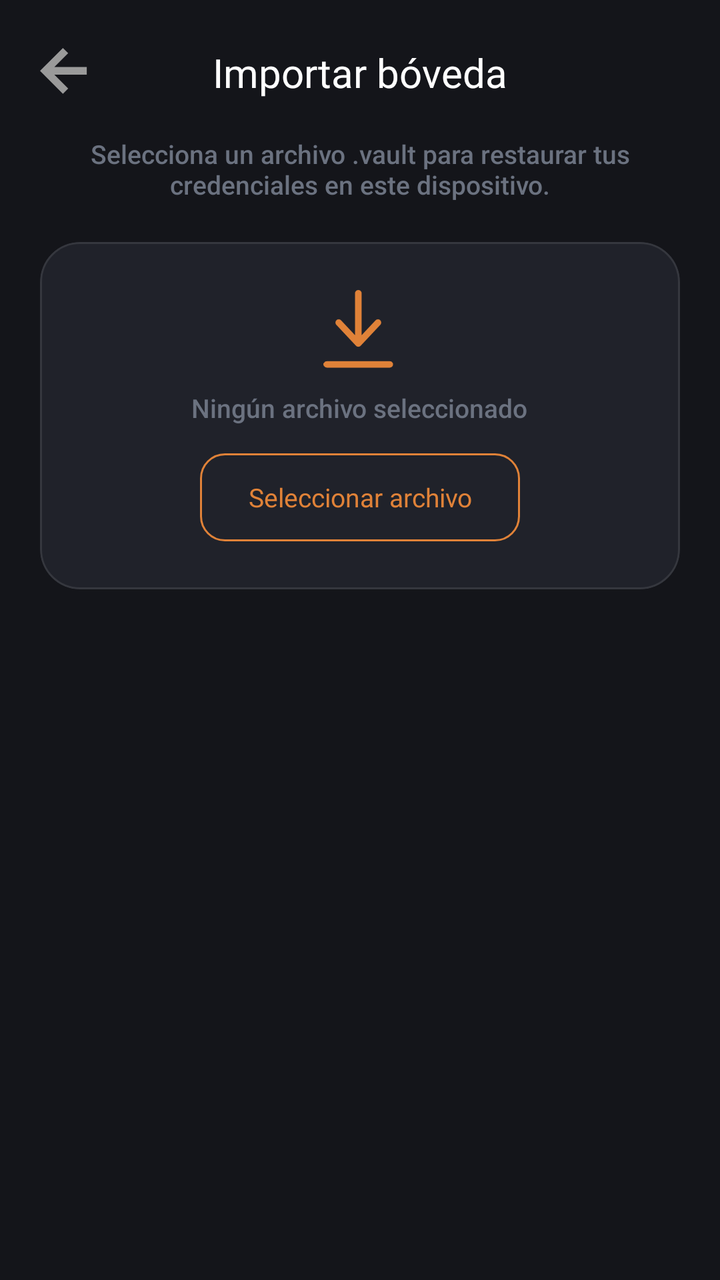
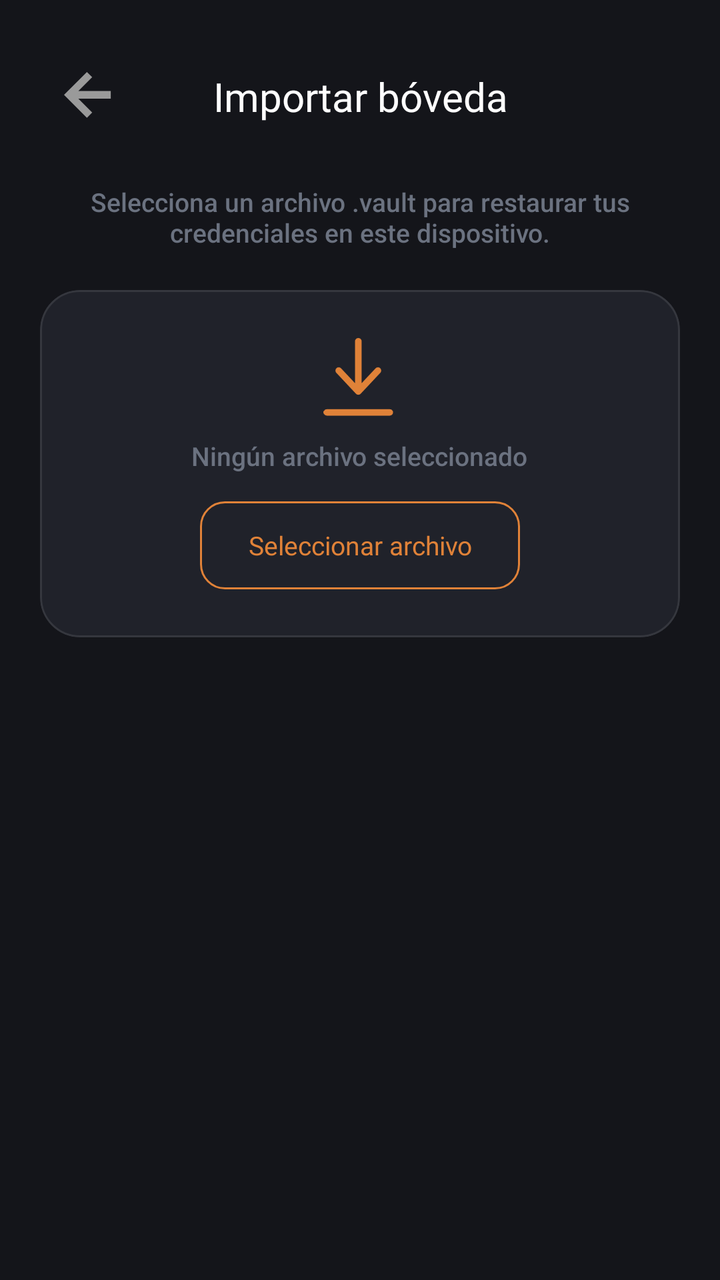

An Android layout rendered at two revisions. The XML below is the earlier revision; the diff shows what the commit changed to produce the second picture.
<!-- AndroidManifest.xml: application theme Theme.MyApplication -->
<!-- res/layout/activity_import_vault.xml -->
<?xml version="1.0" encoding="utf-8"?>
<androidx.constraintlayout.widget.ConstraintLayout xmlns:android="http://schemas.android.com/apk/res/android"
    xmlns:app="http://schemas.android.com/apk/res-auto"
    android:id="@+id/main"
    android:layout_width="match_parent"
    android:layout_height="match_parent"
    android:background="@color/bg_main">

    
    <ImageView
        android:id="@+id/btnBack"
        android:layout_width="24dp"
        android:layout_height="24dp"
        android:layout_marginStart="20dp"
        android:layout_marginTop="24dp"
        android:contentDescription="Volver"
        android:src="@drawable/flecha"
        app:layout_constraintStart_toStartOf="parent"
        app:layout_constraintTop_toTopOf="parent" />

    <TextView
        android:id="@+id/tvTitle"
        android:layout_width="wrap_content"
        android:layout_height="wrap_content"
        android:fontFamily="@font/inter_bold"
        android:text="Importar bóveda"
        android:textColor="@color/text_primary"
        android:textSize="20sp"
        app:layout_constraintBottom_toBottomOf="@id/btnBack"
        app:layout_constraintEnd_toEndOf="parent"
        app:layout_constraintStart_toStartOf="parent"
        app:layout_constraintTop_toTopOf="@id/btnBack" />

    <ScrollView
        android:layout_width="0dp"
        android:layout_height="0dp"
        android:layout_marginTop="16dp"
        android:clipToPadding="false"
        android:paddingHorizontal="20dp"
        android:paddingBottom="40dp"
        android:scrollbars="none"
        app:layout_constraintBottom_toBottomOf="parent"
        app:layout_constraintEnd_toEndOf="parent"
        app:layout_constraintStart_toStartOf="parent"
        app:layout_constraintTop_toBottomOf="@id/btnBack">

        <LinearLayout
            android:layout_width="match_parent"
            android:layout_height="wrap_content"
            android:orientation="vertical">

            
            <TextView
                android:layout_width="match_parent"
                android:layout_height="wrap_content"
                android:layout_marginTop="4dp"
                android:fontFamily="sans-serif-medium"
                android:gravity="center"
                android:text="Selecciona un archivo .vault para restaurar tus credenciales en este dispositivo."
                android:textColor="@color/text_muted"
                android:textSize="13sp" />

            
            <com.google.android.material.card.MaterialCardView
                android:id="@+id/cardFileSelector"
                android:layout_width="match_parent"
                android:layout_height="wrap_content"
                android:layout_marginTop="20dp"
                app:cardBackgroundColor="@color/bg_dark_card"
                app:cardCornerRadius="20dp"
                app:cardElevation="0dp"
                app:strokeColor="@color/border_color"
                app:strokeWidth="1dp">

                <LinearLayout
                    android:layout_width="match_parent"
                    android:layout_height="wrap_content"
                    android:gravity="center"
                    android:orientation="vertical"
                    android:padding="24dp">

                    <ImageView
                        android:layout_width="40dp"
                        android:layout_height="40dp"
                        android:contentDescription="Archivo"
                        android:src="@drawable/ic_vault_export"
                        app:tint="@color/orange_primary" />

                    <TextView
                        android:id="@+id/tvFileName"
                        android:layout_width="wrap_content"
                        android:layout_height="wrap_content"
                        android:layout_marginTop="10dp"
                        android:fontFamily="sans-serif-medium"
                        android:gravity="center"
                        android:text="Ningún archivo seleccionado"
                        android:textColor="@color/text_muted"
                        android:textSize="13sp" />

                    <TextView
                        android:id="@+id/tvFileStatus"
                        android:layout_width="wrap_content"
                        android:layout_height="wrap_content"
                        android:layout_marginTop="4dp"
                        android:fontFamily="sans-serif-medium"
                        android:textSize="11sp"
                        android:visibility="gone" />

                    <androidx.appcompat.widget.AppCompatButton
                        android:id="@+id/btnSelectFile"
                        android:layout_width="wrap_content"
                        android:layout_height="44dp"
                        android:layout_marginTop="14dp"
                        android:background="@drawable/bg_btn_outline_orange"
                        android:fontFamily="@font/inter_bold"
                        android:paddingHorizontal="24dp"
                        android:text="Seleccionar archivo"
                        android:textAllCaps="false"
                        android:textColor="@color/orange_primary"
                        android:textSize="13sp"
                        app:backgroundTint="@null" />
                </LinearLayout>
            </com.google.android.material.card.MaterialCardView>

            
            <com.google.android.material.card.MaterialCardView
                android:id="@+id/cardFileSummary"
                android:layout_width="match_parent"
                android:layout_height="wrap_content"
                android:layout_marginTop="14dp"
                android:visibility="gone"
                app:cardBackgroundColor="@color/bg_dark_card"
                app:cardCornerRadius="16dp"
                app:cardElevation="0dp"
                app:strokeColor="@color/border_color"
                app:strokeWidth="1dp">

                <LinearLayout
                    android:layout_width="match_parent"
                    android:layout_height="wrap_content"
                    android:orientation="vertical"
                    android:padding="16dp">

                    <TextView
                        android:layout_width="wrap_content"
                        android:layout_height="wrap_content"
                        android:fontFamily="@font/inter_bold"
                        android:text="Archivo validado"
                        android:textColor="@color/text_primary"
                        android:textSize="13sp" />

                    <TextView
                        android:id="@+id/tvSummaryRecords"
                        android:layout_width="match_parent"
                        android:layout_height="wrap_content"
                        android:layout_marginTop="6dp"
                        android:fontFamily="sans-serif-medium"
                        android:textColor="@color/text_muted"
                        android:textSize="12sp" />
                </LinearLayout>
            </com.google.android.material.card.MaterialCardView>

            
            <com.google.android.material.card.MaterialCardView
                android:id="@+id/cardPasswordInput"
                android:layout_width="match_parent"
                android:layout_height="wrap_content"
                android:layout_marginTop="14dp"
                android:visibility="gone"
                app:cardBackgroundColor="@color/bg_dark_card"
                app:cardCornerRadius="20dp"
                app:cardElevation="0dp"
                app:strokeColor="@color/border_color"
                app:strokeWidth="1dp">

                <LinearLayout
                    android:layout_width="match_parent"
                    android:layout_height="wrap_content"
                    android:orientation="vertical"
                    android:padding="20dp">

                    <TextView
                        android:layout_width="wrap_content"
                        android:layout_height="wrap_content"
                        android:fontFamily="@font/inter_bold"
                        android:text="Contraseña del respaldo"
                        android:textColor="@color/text_primary"
                        android:textSize="14sp" />

                    <com.google.android.material.card.MaterialCardView
                        android:layout_width="match_parent"
                        android:layout_height="52dp"
                        android:layout_marginTop="12dp"
                        app:cardBackgroundColor="@color/bg_main"
                        app:cardCornerRadius="14dp"
                        app:cardElevation="0dp"
                        app:strokeColor="@color/border_color"
                        app:strokeWidth="1dp">

                        <LinearLayout
                            android:layout_width="match_parent"
                            android:layout_height="match_parent"
                            android:gravity="center_vertical"
                            android:orientation="horizontal"
                            android:paddingStart="16dp"
                            android:paddingEnd="12dp">

                            <EditText
                                android:id="@+id/etImportPassword"
                                android:layout_width="0dp"
                                android:layout_height="match_parent"
                                android:layout_weight="1"
                                android:background="@null"
                                android:fontFamily="sans-serif-medium"
                                android:hint="Contraseña del archivo"
                                android:inputType="textPassword"
                                android:maxLines="1"
                                android:textColor="@color/text_primary"
                                android:textColorHint="@color/text_muted"
                                android:textSize="14sp" />

                            <ImageView
                                android:id="@+id/ivToggleImportPwd"
                                android:layout_width="22dp"
                                android:layout_height="22dp"
                                android:contentDescription="Ver"
                                android:src="@drawable/ojo_cerrado" />
                        </LinearLayout>
                    </com.google.android.material.card.MaterialCardView>

                    <TextView
                        android:id="@+id/tvImportPasswordError"
                        android:layout_width="match_parent"
                        android:layout_height="wrap_content"
                        android:layout_marginTop="6dp"
                        android:fontFamily="sans-serif-medium"
                        android:text="Contraseña incorrecta o archivo manipulado."
                        android:textColor="#EF4444"
                        android:textSize="11sp"
                        android:visibility="gone" />

                </LinearLayout>
            </com.google.android.material.card.MaterialCardView>

            
            <com.google.android.material.card.MaterialCardView
                android:id="@+id/cardImportMode"
                android:layout_width="match_parent"
                android:layout_height="wrap_content"
                android:layout_marginTop="14dp"
                android:visibility="gone"
                app:cardBackgroundColor="@color/bg_dark_card"
                app:cardCornerRadius="20dp"
                app:cardElevation="0dp"
                app:strokeColor="@color/border_color"
                app:strokeWidth="1dp">

                <LinearLayout
                    android:layout_width="match_parent"
                    android:layout_height="wrap_content"
                    android:orientation="vertical"
                    android:padding="20dp">

                    <TextView
                        android:layout_width="wrap_content"
                        android:layout_height="wrap_content"
                        android:fontFamily="@font/inter_bold"
                        android:text="Modalidad de importación"
                        android:textColor="@color/text_primary"
                        android:textSize="14sp" />

                    
                    <com.google.android.material.card.MaterialCardView
                        android:id="@+id/cardModeMerge"
                        android:layout_width="match_parent"
                        android:layout_height="wrap_content"
                        android:layout_marginTop="12dp"
                        app:cardBackgroundColor="@color/bg_option_card"
                        app:cardCornerRadius="14dp"
                        app:cardElevation="0dp"
                        app:strokeColor="@color/orange_primary"
                        app:strokeWidth="1dp">

                        <LinearLayout
                            android:layout_width="match_parent"
                            android:layout_height="wrap_content"
                            android:gravity="center_vertical"
                            android:orientation="horizontal"
                            android:padding="14dp">

                            <RadioButton
                                android:id="@+id/rbMerge"
                                android:layout_width="wrap_content"
                                android:layout_height="wrap_content"
                                android:buttonTint="@color/orange_primary"
                                android:checked="true" />

                            <LinearLayout
                                android:layout_width="0dp"
                                android:layout_height="wrap_content"
                                android:layout_marginStart="10dp"
                                android:layout_weight="1"
                                android:orientation="vertical">

                                <TextView
                                    android:layout_width="wrap_content"
                                    android:layout_height="wrap_content"
                                    android:fontFamily="@font/inter_bold"
                                    android:text="Combinar registros"
                                    android:textColor="@color/text_primary"
                                    android:textSize="13sp" />

                                <TextView
                                    android:layout_width="wrap_content"
                                    android:layout_height="wrap_content"
                                    android:layout_marginTop="2dp"
                                    android:fontFamily="sans-serif-medium"
                                    android:text="Añade los nuevos sin tocar los existentes. Si hay conflicto, gana el más reciente."
                                    android:textColor="@color/text_muted"
                                    android:textSize="11sp" />
                            </LinearLayout>
                        </LinearLayout>
                    </com.google.android.material.card.MaterialCardView>

                    
                    <com.google.android.material.card.MaterialCardView
                        android:id="@+id/cardModeSkip"
                        android:layout_width="match_parent"
                        android:layout_height="wrap_content"
                        android:layout_marginTop="8dp"
                        app:cardBackgroundColor="@color/bg_option_card"
                        app:cardCornerRadius="14dp"
                        app:cardElevation="0dp"
                        app:strokeColor="@color/border_option_card"
                        app:strokeWidth="1dp">

                        <LinearLayout
                            android:layout_width="match_parent"
                            android:layout_height="wrap_content"
                            android:gravity="center_vertical"
                            android:orientation="horizontal"
                            android:padding="14dp">

                            <RadioButton
                                android:id="@+id/rbSkip"
                                android:layout_width="wrap_content"
                                android:layout_height="wrap_content"
                                android:buttonTint="@color/orange_primary"
                                android:checked="false" />

                            <LinearLayout
                                android:layout_width="0dp"
                                android:layout_height="wrap_content"
                                android:layout_marginStart="10dp"
                                android:layout_weight="1"
                                android:orientation="vertical">

                                <TextView
                                    android:layout_width="wrap_content"
                                    android:layout_height="wrap_content"
                                    android:fontFamily="@font/inter_bold"
                                    android:text="Omitir duplicados"
                                    android:textColor="@color/text_primary"
                                    android:textSize="13sp" />

                                <TextView
                                    android:layout_width="wrap_content"
                                    android:layout_height="wrap_content"
                                    android:layout_marginTop="2dp"
                                    android:fontFamily="sans-serif-medium"
                                    android:text="Solo importa los registros que no estén ya en la bóveda."
                                    android:textColor="@color/text_muted"
                                    android:textSize="11sp" />
                            </LinearLayout>
                        </LinearLayout>
                    </com.google.android.material.card.MaterialCardView>

                    
                    <com.google.android.material.card.MaterialCardView
                        android:id="@+id/cardModeReplace"
                        android:layout_width="match_parent"
                        android:layout_height="wrap_content"
                        android:layout_marginTop="8dp"
                        app:cardBackgroundColor="@color/bg_option_card"
                        app:cardCornerRadius="14dp"
                        app:cardElevation="0dp"
                        app:strokeColor="@color/border_option_card"
                        app:strokeWidth="1dp">

                        <LinearLayout
                            android:layout_width="match_parent"
                            android:layout_height="wrap_content"
                            android:gravity="center_vertical"
                            android:orientation="horizontal"
                            android:padding="14dp">

                            <RadioButton
                                android:id="@+id/rbReplace"
                                android:layout_width="wrap_content"
                                android:layout_height="wrap_content"
                                android:buttonTint="@color/orange_primary"
                                android:checked="false" />

                            <LinearLayout
                                android:layout_width="0dp"
                                android:layout_height="wrap_content"
                                android:layout_marginStart="10dp"
                                android:layout_weight="1"
                                android:orientation="vertical">

                                <TextView
                                    android:layout_width="wrap_content"
                                    android:layout_height="wrap_content"
                                    android:fontFamily="@font/inter_bold"
                                    android:text="Reemplazar bóveda"
                                    android:textColor="@color/history_red"
                                    android:textSize="13sp" />

                                <TextView
                                    android:layout_width="wrap_content"
                                    android:layout_height="wrap_content"
                                    android:layout_marginTop="2dp"
                                    android:fontFamily="sans-serif-medium"
                                    android:text="Elimina todo lo actual y restaura solo el contenido del respaldo."
                                    android:textColor="@color/text_muted"
                                    android:textSize="11sp" />
                            </LinearLayout>
                        </LinearLayout>
                    </com.google.android.material.card.MaterialCardView>

                </LinearLayout>
            </com.google.android.material.card.MaterialCardView>

            
            <com.google.android.material.card.MaterialCardView
                android:id="@+id/cardResult"
                android:layout_width="match_parent"
                android:layout_height="wrap_content"
                android:layout_marginTop="14dp"
                android:visibility="gone"
                app:cardBackgroundColor="@color/bg_dark_card"
                app:cardCornerRadius="16dp"
                app:cardElevation="0dp"
                app:strokeColor="@color/border_color"
                app:strokeWidth="1dp">

                <LinearLayout
                    android:layout_width="match_parent"
                    android:layout_height="wrap_content"
                    android:orientation="vertical"
                    android:padding="16dp">

                    <TextView
                        android:layout_width="wrap_content"
                        android:layout_height="wrap_content"
                        android:fontFamily="@font/inter_bold"
                        android:text="Resultado"
                        android:textColor="@color/text_primary"
                        android:textSize="13sp" />

                    <TextView
                        android:id="@+id/tvResult"
                        android:layout_width="match_parent"
                        android:layout_height="wrap_content"
                        android:layout_marginTop="8dp"
                        android:fontFamily="sans-serif-medium"
                        android:lineSpacingExtra="3dp"
                        android:textColor="@color/text_muted"
                        android:textSize="12sp" />
                </LinearLayout>
            </com.google.android.material.card.MaterialCardView>

            
            <ProgressBar
                android:id="@+id/progressImport"
                android:layout_width="wrap_content"
                android:layout_height="wrap_content"
                android:layout_gravity="center_horizontal"
                android:layout_marginTop="20dp"
                android:indeterminateTint="@color/orange_primary"
                android:visibility="gone" />

            
            <androidx.appcompat.widget.AppCompatButton
                android:id="@+id/btnImport"
                android:layout_width="match_parent"
                android:layout_height="56dp"
                android:layout_marginTop="20dp"
                android:background="@drawable/bg_primary_button"
                android:fontFamily="@font/inter_bold"
                android:text="Importar bóveda"
                android:textAllCaps="false"
                android:textColor="@color/bg_main"
                android:textSize="14sp"
                android:visibility="gone"
                app:backgroundTint="@null" />

        </LinearLayout>
    </ScrollView>

</androidx.constraintlayout.widget.ConstraintLayout>
<!-- resources referenced by this layout -->
<resources>
  <color name="bg_dark_card">#20222A</color>
  <color name="bg_main">#14151A</color>
  <color name="bg_option_card">#1C1D24</color>
  <color name="border_color">#35373E</color>
  <color name="border_option_card">#3A3C44</color>
  <color name="history_red">#E55353</color>
  <color name="orange_primary">#E08238</color>
  <color name="text_muted">#6B7280</color>
  <color name="text_primary">#FFFFFF</color>
  <!-- drawable bg_btn_outline_orange (drawable) -->
  <?xml version="1.0" encoding="utf-8"?>
  <shape xmlns:android="http://schemas.android.com/apk/res/android"
      android:shape="rectangle">
      <solid android:color="@android:color/transparent" />
      <stroke android:width="1dp" android:color="@color/orange_primary" />
      <corners android:radius="12dp" />
  </shape>
  <!-- drawable bg_primary_button (drawable) -->
  <?xml version="1.0" encoding="utf-8"?>
  <shape xmlns:android="http://schemas.android.com/apk/res/android"
      android:shape="rectangle">
      <corners android:radius="10dp" />
      <solid android:color="#E8873E" />
  </shape>
  <!-- drawable flecha (drawable) -->
  <vector xmlns:android="http://schemas.android.com/apk/res/android"
      android:width="15dp"
      android:height="15dp"
      android:viewportWidth="15"
      android:viewportHeight="15">
    <path
        android:pathData="M7.159,14.318L0,7.159L7.159,-0L8.807,1.633L4.482,5.959H14.616V8.359H4.482L8.807,12.677L7.159,14.318Z"
        android:fillColor="#9A9A9A"/>
  </vector>
  <!-- drawable ic_vault_export (drawable) -->
  <vector xmlns:android="http://schemas.android.com/apk/res/android"
      android:width="20dp"
      android:height="22dp"
      android:viewportWidth="20"
      android:viewportHeight="22">
    <path
        android:pathData="M9.54,0.9V14.708M14.94,8.955L9.54,14.708L4.14,8.955M0.9,20.461H18.18"
        android:strokeLineJoin="round"
        android:strokeWidth="1.8"
        android:fillColor="#00000000"
        android:strokeColor="#D8823B"
        android:strokeLineCap="round"/>
  </vector>
  <!-- drawable ojo_cerrado (drawable) -->
  <vector xmlns:android="http://schemas.android.com/apk/res/android"
      android:width="24dp"
      android:height="24dp"
      android:viewportWidth="960"
      android:viewportHeight="960">
    <path
        android:pathData="m644,532 l-58,-58q9,-47 -27,-88t-93,-32l-58,-58q17,-8 34.5,-12t37.5,-4q75,0 127.5,52.5T660,460q0,20 -4,37.5T644,532ZM772,658 L714,602q38,-29 67.5,-63.5T832,460q-50,-101 -143.5,-160.5T480,240q-29,0 -57,4t-55,12l-62,-62q41,-17 84,-25.5t90,-8.5q151,0 269,83.5T920,460q-23,59 -60.5,109.5T772,658ZM792,904L624,738q-35,11 -70.5,16.5T480,760q-151,0 -269,-83.5T40,460q21,-53 53,-98.5t73,-81.5L56,168l56,-56 736,736 -56,56ZM222,336q-29,26 -53,57t-41,67q50,101 143.5,160.5T480,680q20,0 39,-2.5t39,-5.5l-36,-38q-11,3 -21,4.5t-21,1.5q-75,0 -127.5,-52.5T300,460q0,-11 1.5,-21t4.5,-21l-84,-82ZM541,429ZM390,504Z"
        android:fillColor="#71717A"/>
  </vector>
  <style name="Theme.MyApplication" parent="Base.Theme.MyApplication" />
  <style name="Base.Theme.MyApplication" parent="Theme.Material3.DayNight.NoActionBar">
          <item name="android:windowBackground">#000000</item>
      </style>
</resources>

<!-- the commit's change to res/layout/activity_import_vault.xml (unified diff, before → after) -->
@@ -9,8 +9,9 @@
     
     <ImageView
         android:id="@+id/btnBack"
-        android:layout_width="24dp"
-        android:layout_height="24dp"
+        android:layout_width="48dp"
+        android:layout_height="48dp"
+        android:padding="12dp"
         android:layout_marginStart="20dp"
         android:layout_marginTop="24dp"
         android:contentDescription="Volver"
@@ -20,7 +21,9 @@
 
     <TextView
         android:id="@+id/tvTitle"
-        android:layout_width="wrap_content"
+        android:layout_width="0dp"
+        android:gravity="center"
+        android:layout_marginEnd="68dp"
         android:layout_height="wrap_content"
         android:fontFamily="@font/inter_bold"
         android:text="Importar bóveda"
@@ -28,7 +31,7 @@
         android:textSize="20sp"
         app:layout_constraintBottom_toBottomOf="@id/btnBack"
         app:layout_constraintEnd_toEndOf="parent"
-        app:layout_constraintStart_toStartOf="parent"
+        app:layout_constraintStart_toEndOf="@id/btnBack"
         app:layout_constraintTop_toTopOf="@id/btnBack" />
 
     <ScrollView
